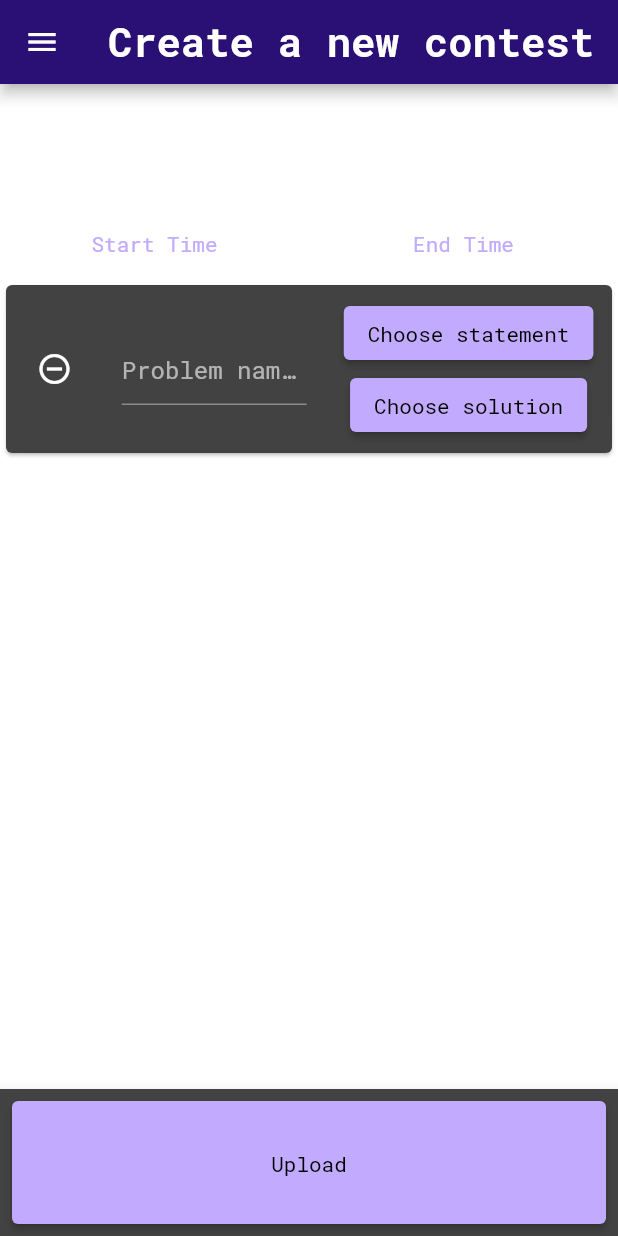
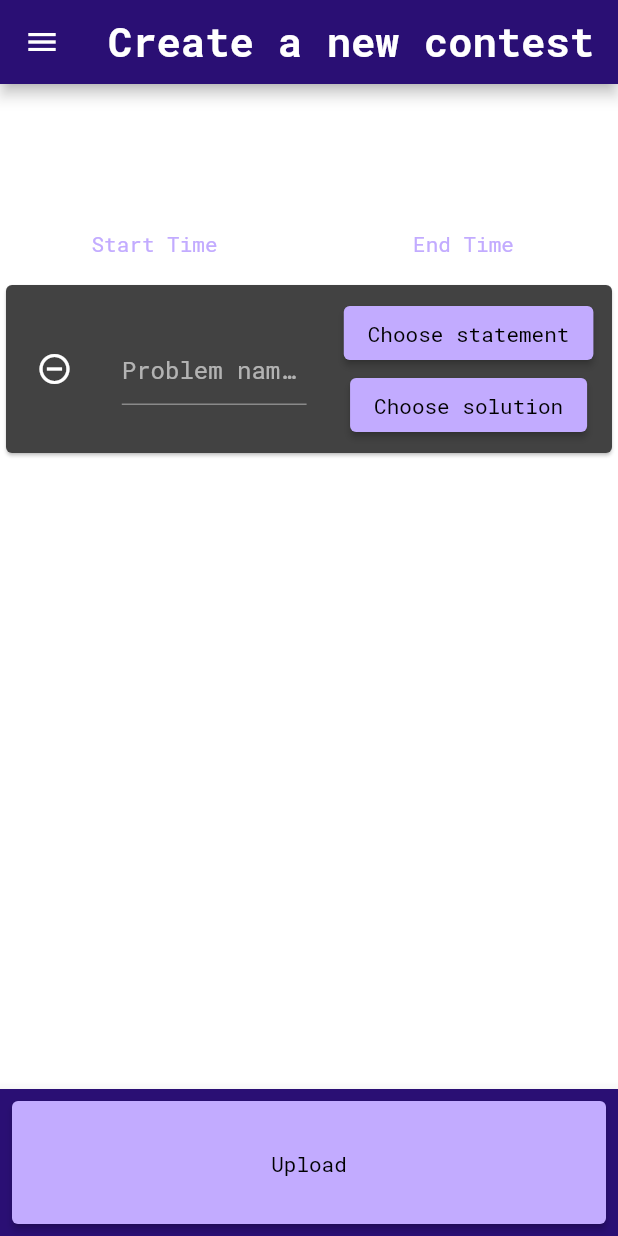
Before and after one commit to RobBobBot/Q.E.D., a Flutter app: the CreateContestScreen screen opened by its route, after a tap on the "add box" icon, on a phone screen of 412 x 824 dp. Run offline on Flutter 3.47's test engine with Material 2 defaults, Android fonts, the light colour scheme and no system bars; our stand-ins replace cloud_firestore, file_picker, firebase_auth, firebase_core, firebase_storage, flutter_datetime_picker and 7 more; missing offline and left inert: advance_pdf_viewer, dart:ffi, syncfusion_flutter_pdfviewer; accounts and stored records are empty.

Commit message:
final UI touches

```diff
--- a/lib/theme_data.dart
+++ b/lib/theme_data.dart
@@ -6,9 +6,13 @@ ThemeData myTheme = ThemeData(
     primary: Color.fromARGB(255, 194, 171, 255),
   ),
   drawerTheme: const DrawerThemeData(
-    backgroundColor: Color(0xFF341390),
+    backgroundColor: Color.fromARGB(255, 42, 15, 116),
   ),
   scaffoldBackgroundColor: Color(0x0C0F0A),
+  bottomAppBarColor: Color.fromARGB(255, 42, 15, 116),
+  bottomAppBarTheme: BottomAppBarTheme(
+    color: Color.fromARGB(255, 42, 15, 116),
+  ),
   appBarTheme: const AppBarTheme(
     backgroundColor: Color.fromARGB(255, 42, 15, 116),
     titleTextStyle: TextStyle(
@@ -39,7 +43,7 @@ ThemeData myTheme = ThemeData(
 );
 
 ListTileThemeData drawerTile = ListTileThemeData(
-  textColor: Color(0xFFFFB319),
+  textColor: Color.fromARGB(255, 255, 240, 225),
   tileColor: Color(0xFF03000F),
   style: ListTileStyle.drawer,
   shape: RoundedRectangleBorder(borderRadius: BorderRadius.circular(10)),
```
